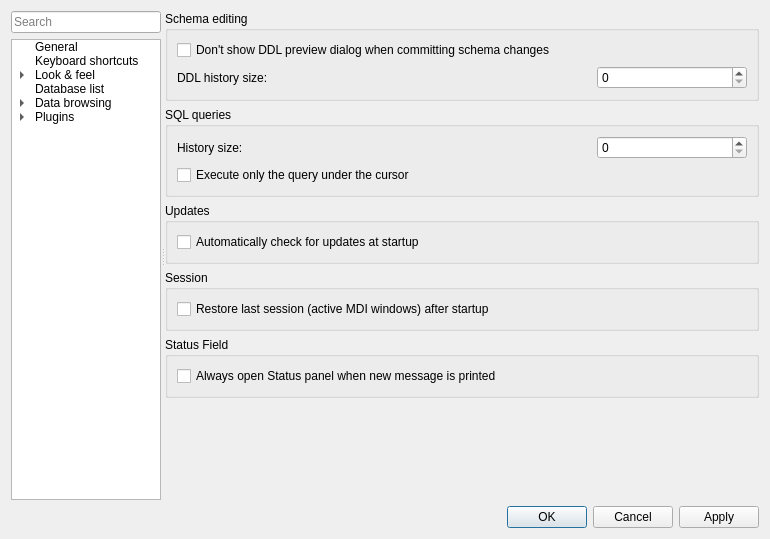
The window that SQLiteStudio3/guiSQLiteStudio/dialogs/configdialog.ui (pawelsalawa/sqlitestudio) describes before a commit, drawn with Qt 5.
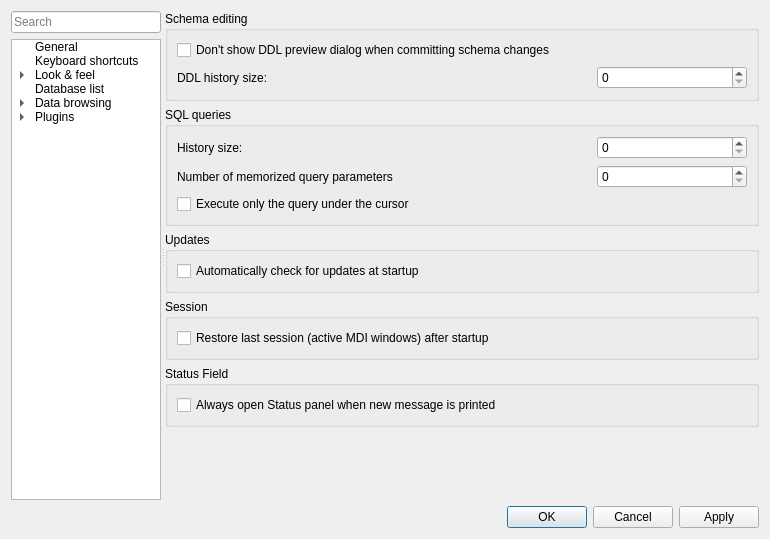
The same window after the commit. The open tabs and pages were chosen to show the change. Icons and pictures are not drawn. Custom widgets are drawn as their Qt base class.

Commit message: #3268 Bind parameters are now memorized and reused automatically.

Diff of the .ui file:
```diff
--- a/SQLiteStudio3/guiSQLiteStudio/dialogs/configdialog.ui
+++ b/SQLiteStudio3/guiSQLiteStudio/dialogs/configdialog.ui
@@ -837,8 +837,8 @@
                 </property>
                </widget>
               </item>
-              <item row="2" column="0">
-               <widget class="QCheckBox" name="checkBox">
+              <item row="3" column="0">
+               <widget class="QCheckBox" name="execQueryUnderCursorCheck">
                 <property name="toolTip">
                  <string>&lt;p&gt;If there is more than one query in the SQL editor window, then (if this option is enabled) only a single query will be executed - the one under the keyboard insertion cursor. Otherwise all queries will be executed. You can always limit queries to be executed by selecting those queries before calling to execute.&lt;/p&gt;</string>
                 </property>
@@ -850,6 +850,29 @@
                 </property>
                </widget>
               </item>
+              <item row="2" column="1">
+               <widget class="QSpinBox" name="bindParamLimitSpin">
+                <property name="toolTip">
+                 <string>&lt;p&gt;Maximum number of query parameters (:param, @param, $param, ?) stored in history. When you re-use parameter with the same name/position, SQLiteStudio will pre-initialize it with most recent memorized value (you will still be able to change it). Value of 1000 should be sufficient.&lt;/p&gt;</string>
+                </property>
+                <property name="maximum">
+                 <number>999999</number>
+                </property>
+                <property name="cfg" stdset="0">
+                 <string>General.BindParamsCacheSize</string>
+                </property>
+               </widget>
+              </item>
+              <item row="2" column="0">
+               <widget class="QLabel" name="bindParamLimitLabel">
+                <property name="toolTip">
+                 <string>&lt;p&gt;Maximum number of query parameters (:param, @param, $param, ?) stored in history. When you re-use parameter with the same name/position, SQLiteStudio will pre-initialize it with most recent memorized value (you will still be able to change it). Value of 1000 should be sufficient.&lt;/p&gt;</string>
+                </property>
+                <property name="text">
+                 <string>Number of memorized query parameters</string>
+                </property>
+               </widget>
+              </item>
              </layout>
             </widget>
            </item>
```
Left out of the diff: 24 changed lines with no effect on the pictures. The commit also changes 12 other files.
